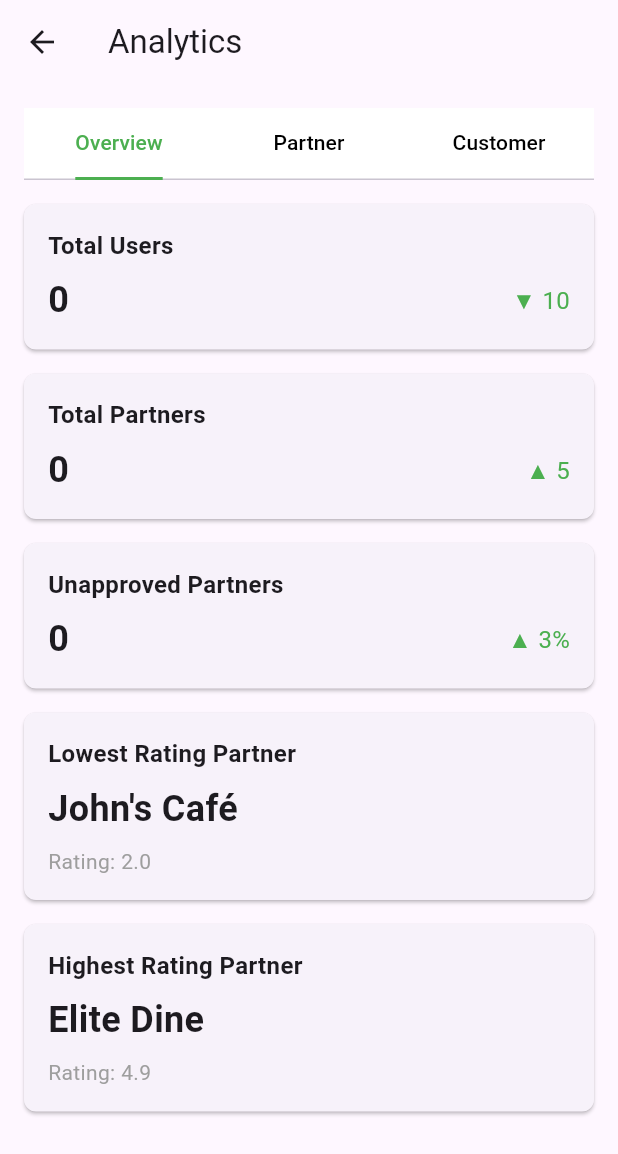
After one commit to LerMingJun/MAE, a Flutter app: the screen it shows after launch, after a tap on "Analytics", on a phone screen of 412 x 824 dp. The commit adds this screen. Shown: the top 1154 px of the screen. Run offline on Flutter 3.47's test engine with Material 3 defaults, Android fonts, the phone set to English and light mode, and no system bars; our stand-ins replace awesome_dialog, cloud_firestore, curved_navigation_bar, dropdown_button2, firebase_auth, firebase_core and 13 more; accounts and stored records are empty.

Commit message:
analytics page
modify restaurant repository, provider and analytics

```diff
--- a/folks_app/folks_app/lib/providers/restaurant_provider.dart
+++ b/folks_app/folks_app/lib/providers/restaurant_provider.dart
@@ -11,6 +11,10 @@ class RestaurantProvider with ChangeNotifier {
   final RestaurantRepository _restaurantRepository = RestaurantRepository();
   final AuthRepository _authRepository = AuthRepository();
 
+  Map<String, dynamic>? _highestRatingPartner;
+  Map<String, dynamic>? _lowestRatingPartner;
+  Map<String, dynamic>? get highestRatingPartner => _highestRatingPartner;
+  Map<String, dynamic>? get lowestRatingPartner => _lowestRatingPartner;
   List<Restaurant> _restaurants = [];
   Restaurant? _restaurant;
   List<Restaurant>? _allRestaurants = [];
@@ -27,6 +31,12 @@ class RestaurantProvider with ChangeNotifier {
   LatLng? get center => _center;
   Marker? get marker => _marker;
   List<Restaurant> get unapprovedRestaurants => _unapprovedRestaurants;
+Restaurant? _highestRatingRestaurant;
+  Restaurant? _lowestRatingRestaurant;
+
+  // Getter methods
+  Restaurant? get highestRatingRestaurant => _highestRatingRestaurant;
+  Restaurant? get lowestRatingRestaurant => _lowestRatingRestaurant;
 
   Future<void> fetchAllReviews(String restaurantId) async {
     notifyListeners();
@@ -130,4 +140,42 @@ class RestaurantProvider with ChangeNotifier {
     int get unapprovedRestaurantCount {
     return _unapprovedRestaurants.length;
   }
+
+  Future<void> fetchAndProcessRatings() async {
+    final restaurantsWithRatings = await _restaurantRepository.fetchAllRestaurantsWithRatings();
+
+    if (restaurantsWithRatings.isNotEmpty) {
+      _highestRatingPartner = restaurantsWithRatings.reduce((a, b) =>
+        (a['averageRating'] > b['averageRating']) ? a : b);
+
+      _lowestRatingPartner = restaurantsWithRatings.reduce((a, b) =>
+        (a['averageRating'] < b['averageRating']) ? a : b);
+    } else {
+      _highestRatingPartner = null;
+      _lowestRatingPartner = null;
+    }
+
+    notifyListeners();
+  }
+
+   Future<void> _calculateHighestAndLowestRatingRestaurants() async {
+    double maxRating = -1;
+    double minRating = double.infinity;
+
+    for (var restaurant in _restaurants) {
+      double rating = await _restaurantRepository.getAverageRating(restaurant.id);
+
+      if (rating > maxRating) {
+        maxRating = rating;
+        _highestRatingRestaurant = restaurant;
+      }
+
+      if (rating < minRating) {
+        minRating = rating;
+        _lowestRatingRestaurant = restaurant;
+      }
+    }
+  }
 }
+
+}
--- a/folks_app/folks_app/lib/screens/admins/mainpage.dart
+++ b/folks_app/folks_app/lib/screens/admins/mainpage.dart
@@ -2,6 +2,7 @@
 import 'package:flutter/material.dart';
 import 'package:folks_app/providers/restaurant_provider.dart';
 import 'package:folks_app/providers/user_provider.dart';
+import 'package:folks_app/screens/admins/overall_analytics.dart';
 import 'package:folks_app/widgets/admins/custom_bottom_navigation.dart';
 import 'package:provider/provider.dart';
 
@@ -12,8 +13,6 @@ class MainPage extends StatefulWidget {
   _MainPageState createState() => _MainPageState();
 }
 
-
-
 class _MainPageState extends State<MainPage> {
   @override
   void initState() {
@@ -23,14 +22,12 @@ class _MainPageState extends State<MainPage> {
           .fetchAllRestaurants();
       Provider.of<RestaurantProvider>(context, listen: false)
           .fetchUnapprovedRestaurants();
-      Provider.of<UserProvider>(context, listen: false)
-        .fetchAllUsers();
+      Provider.of<UserProvider>(context, listen: false).fetchAllUsers();
     });
   }
+
   int _selectedIndex = 0;
   int _currentCarouselIndex = 0;
-
-
 
   void _onItemTapped(int index) {
     setState(() {
@@ -40,12 +37,13 @@ class _MainPageState extends State<MainPage> {
 
   @override
   Widget build(BuildContext context) {
-    final restaurantProvider= Provider.of<RestaurantProvider>(context);
+    final restaurantProvider = Provider.of<RestaurantProvider>(context);
     final userProvider = Provider.of<UserProvider>(context);
 
     final List<Map<String, String>> pendingApprovals = [
       {
-      "title": "Restaurant Pending Approval (${restaurantProvider.unapprovedRestaurantCount})",
+        "title":
+            "Restaurant Pending Approval (${restaurantProvider.unapprovedRestaurantCount})",
         "subtitle": "Please check the application status.",
         "time": "Submitted: 2 days ago",
         "status": "Approval required"
@@ -155,7 +153,18 @@ const SizedBox(height: 16),
                 _buildGridItem(Icons.person, 'User'),
                 _buildGridItem(Icons.info, 'Info'),
                 _buildGridItem(Icons.local_offer, 'Promotion'),
-              _buildGridItem(Icons.analytics, 'Analytics'),
+               InkWell(
+                 onTap: () {
+                   Future.delayed(const Duration(milliseconds: 200), () {
+                     Navigator.push(
+                       context,
+                       MaterialPageRoute(builder: (context) => const OverallAnalyticsScreen()),
+                     );
+                   });
+                 },
+                 splashColor: Colors.grey.withOpacity(0.5),
+                 child: _buildGridItem(Icons.analytics, 'Analytics'),
+               )
               ],
             ),
             const SizedBox(height: 30),
@@ -168,7 +177,8 @@ const SizedBox(height: 16),
                     padding: EdgeInsets.only(bottom: 16),
                     child: Text(
                       "System Performance",
-                 style: TextStyle(fontSize: 18, fontWeight: FontWeight.bold),
+                      style:
+                          TextStyle(fontSize: 18, fontWeight: FontWeight.bold),
                     ),
                   ),
                 ),
--- /dev/null
+++ b/folks_app/folks_app/lib/screens/admins/overall_analytics.dart
@@ -0,0 +1,146 @@
+import 'package:flutter/material.dart';
+import 'package:folks_app/screens/admins/mainpage.dart';
+import 'package:folks_app/widgets/admins/custom_tab_bar.dart';
+import 'package:folks_app/providers/restaurant_provider.dart';
+import 'package:folks_app/providers/user_provider.dart';
+import 'package:provider/provider.dart';
+
+class OverallAnalyticsScreen extends StatefulWidget {
+  const OverallAnalyticsScreen({super.key});
+
+  @override
+  _OverallAnalyticsScreenState createState() => _OverallAnalyticsScreenState();
+}
+
+class _OverallAnalyticsScreenState extends State<OverallAnalyticsScreen> {
+  @override
+  void initState() {
+    super.initState();
+    Provider.of<RestaurantProvider>(context, listen: false)
+        .fetchAllRestaurants();
+    Provider.of<RestaurantProvider>(context, listen: false)
+        .fetchUnapprovedRestaurants();
+    Provider.of<UserProvider>(context, listen: false).fetchAllUsers();
+  }
+
+  @override
+  Widget build(BuildContext context) {
+    final restaurantProvider = Provider.of<RestaurantProvider>(context);
+    final userProvider = Provider.of<UserProvider>(context);
+    return Scaffold(
+      appBar: AppBar(
+        leading: BackButton(
+          onPressed: () {
+            Navigator.of(context).pushReplacement(
+              MaterialPageRoute(builder: (context) => const MainPage()),
+            );
+          },
+        ),
+        title: const Text('Analytics'),
+      ),
+      body: SingleChildScrollView(
+        padding: const EdgeInsets.all(16.0),
+        child: Column(
+          crossAxisAlignment: CrossAxisAlignment.start,
+          children: [
+            // Custom Tab Bar
+            const SizedBox(
+              width: double.infinity, // Take up the full width of the screen
+              height: 48.0, // Specify a fixed height
+              child: CustomTabBar(index: 0),
+            ),
+            const SizedBox(height: 16.0),
+
+            // Analytics Cards
+
+            _buildAnalyticsCard(
+              title: 'Total Users',
+              value: userProvider.totalUserCount
+                  .toString(), // Replace with your data
+              change: '▼ 10',
+              changeColor: Colors.green,
+            ),
+            _buildAnalyticsCard(
+              title: 'Total Partners',
+              value: restaurantProvider.totalRestaurantCount.toString(),
+              change: '▲ 5',
+              changeColor: Colors.green,
+            ),
+            _buildAnalyticsCard(
+              title: 'Unapproved Partners',
+              value: restaurantProvider.unapprovedRestaurantCount.toString(),
+              change: '▲ 3%',
+              changeColor: Colors.green,
+            ),
+            _buildAnalyticsCard(
+              title: 'Lowest Rating Partner',
+              value: 'John\'s Café',
+              additionalInfo: 'Rating: 2.0',
+            ),
+            _buildAnalyticsCard(
+              title: 'Highest Rating Partner',
+              value: 'Elite Dine',
+              additionalInfo: 'Rating: 4.9',
+            ),
+          ],
+        ),
+      ),
+    );
+  }
+
+  // Helper method to create each analytics card
+  Widget _buildAnalyticsCard({
+    required String title,
+    required String value,
+    String? change,
+    Color? changeColor,
+    String? additionalInfo,
+  }) {
+    return Card(
+      margin: const EdgeInsets.only(bottom: 16.0),
+      shape: RoundedRectangleBorder(
+        borderRadius: BorderRadius.circular(8.0),
+      ),
+      child: Padding(
+        padding: const EdgeInsets.all(16.0),
+        child: Column(
+          crossAxisAlignment: CrossAxisAlignment.start,
+          children: [
+            Text(
+              title,
+              style:
+                  const TextStyle(fontSize: 16.0, fontWeight: FontWeight.bold),
+            ),
+            const SizedBox(height: 8.0),
+            Row(
+              mainAxisAlignment: MainAxisAlignment.spaceBetween,
+              children: [
+                Text(
+                  value,
+                  style: const TextStyle(
+                      fontSize: 24.0, fontWeight: FontWeight.bold),
+                ),
+                if (change != null)
+                  Text(
+                    change,
+                    style: TextStyle(
+                      fontSize: 16.0,
+                      color: changeColor ?? Colors.black,
+                    ),
+                  ),
+              ],
+            ),
+            if (additionalInfo != null)
+              Padding(
+                padding: const EdgeInsets.only(top: 8.0),
+                child: Text(
+                  additionalInfo,
+                  style: const TextStyle(fontSize: 14.0, color: Colors.grey),
+                ),
+              ),
+          ],
+        ),
+      ),
+    );
+  }
+}
--- a/folks_app/folks_app/lib/widgets/admins/custom_bottom_navigation.dart
+++ b/folks_app/folks_app/lib/widgets/admins/custom_bottom_navigation.dart
@@ -1,5 +1,6 @@
 // lib/widget/custom_bottom_navigation.dart
 import 'package:flutter/material.dart';
+import 'package:folks_app/screens/admins/mainpage.dart';
 
 class CustomBottomNavigation extends StatelessWidget {
   final int selectedIndex;
@@ -15,8 +16,18 @@ class CustomBottomNavigation extends StatelessWidget {
   Widget build(BuildContext context) {
     return BottomNavigationBar(
       currentIndex: selectedIndex,
-      onTap: onItemSelected,
-      backgroundColor: Colors.grey[200],
+      onTap: (index) {
+        if (index == 0) {
+          // Navigate to MainPage when home icon is tapped
+          Navigator.pushReplacement(
+            context,
+            MaterialPageRoute(builder: (context) => const MainPage()),
+          );
+        } else {
+          // Call the original onItemSelected callback for other icons
+          onItemSelected(index);
+        }
+      },      backgroundColor: Colors.grey[200],
       items: const [
         BottomNavigationBarItem(
           icon: Icon(Icons.home),
--- /dev/null
+++ b/folks_app/folks_app/lib/widgets/admins/custom_tab_bar.dart
@@ -0,0 +1,91 @@
+import 'package:flutter/material.dart';
+import 'package:folks_app/screens/admins/customer_analytics.dart';
+import 'package:folks_app/screens/admins/overall_analytics.dart';
+import 'package:folks_app/screens/admins/partner_analytics.dart';
+
+class CustomTabBar extends StatefulWidget {
+  const CustomTabBar({super.key, required this.index});
+  final int index;
+
+  @override
+  _CustomTabBarState createState() => _CustomTabBarState();
+}
+
+class _CustomTabBarState extends State<CustomTabBar>
+    with SingleTickerProviderStateMixin {
+  late TabController _tabController;
+
+  @override
+  void initState() {
+    super.initState();
+    _tabController =
+        TabController(length: 3, vsync: this, initialIndex: widget.index);
+  }
+
+  @override
+  Widget build(BuildContext context) {
+    return Column(
+      children: [
+        Container(
+          color: Colors.white,
+          child: TabBar(
+            controller: _tabController,
+            labelColor: Colors.green, // Active tab color
+            unselectedLabelColor: Colors.black, // Inactive tab color
+            indicator: const UnderlineTabIndicator(
+              borderSide: BorderSide(color: Colors.green, width: 2.0),
+            ),
+            tabs: const [
+              Tab(text: 'Overview'),
+              Tab(text: 'Partner'),
+              Tab(text: 'Customer'),
+            ],
+            onTap: (index) {
+              if (index == 0) {
+                Navigator.push(
+                  context,
+                  MaterialPageRoute(
+                      builder: (context) => const OverallAnalyticsScreen()),
+                );
+              } else if (index == 1) {
+                Navigator.push(
+                  context,
+                  MaterialPageRoute(
+                      builder: (context) => const PartnerAnalyticsScreen()),
+                );
+              } else if (index == 2) {
+                Navigator.push(
+                  context,
+                  MaterialPageRoute(
+                      builder: (context) => const CustomerAnalyticsScreen()),
+                );
+              }
+            },
+          ),
+        ),
+        Expanded(
+          child: TabBarView(
+            controller: _tabController,
+            children: [
+              _buildOverviewTab(),
+              _buildPartnerTab(),
+              _buildCustomersTab(),
+            ],
+          ),
+        ),
+      ],
+    );
+  }
+}
+
+Widget _buildOverviewTab() {
+  return const Center(child: Text('Overview Content'));
+}
+
+Widget _buildPartnerTab() {
+  return const Center(child: Text('Sales Content'));
+}
+
+Widget _buildCustomersTab() {
+  return const Center(child: Text('Customers Content'));
+}
```
Also changed, not shown: folks_app/folks_app/lib/repositories/restaurant_repository.dart (+41 -0 lines), folks_app/folks_app/lib/screens/admins/customer_analytics.dart (added, +138 -0 lines), folks_app/folks_app/lib/screens/admins/partner_analytics.dart (added, +146 -0 lines). Lines whose indentation alone changed are shown as unchanged.
